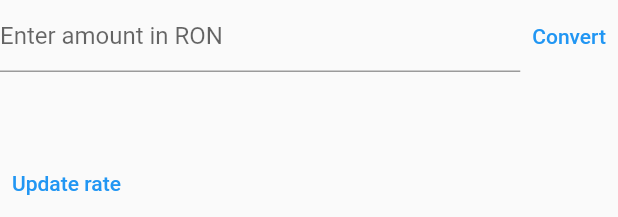
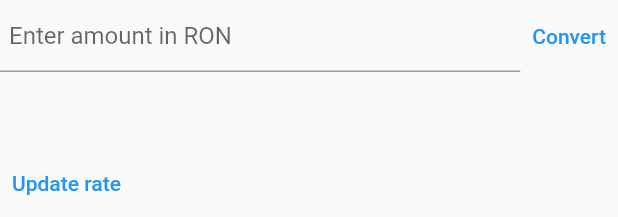
Before and after one commit to RazvanRotaru/FlutterBootcamp, a Flutter app: the Converter widget shown alone on an empty page, opened directly, on a phone screen of 412 x 824 dp. Shown: the top 217 px of the screen. Run offline on Flutter 3.47's test engine with Material 2 defaults, Android fonts, the phone set to English and light mode, and no system bars; network calls fail.

```diff
--- a/currency_converter/lib/converter.dart
+++ b/currency_converter/lib/converter.dart
@@ -84,7 +84,7 @@ class _ConverterState extends State<Converter> {
                 onSubmitted: (String value) => _convert(),
                 decoration: InputDecoration(
                   hintText: 'Enter amount in ' + _fromCurrency,
-                  // contentPadding: EdgeInsets.symmetric(horizontal: 6),
+                  contentPadding: const EdgeInsets.symmetric(horizontal: 6),
                   errorText: _isValid ? null : 'Input a number',
                   suffixIcon: _controller.text.isNotEmpty
                       ? IconButton(
```
